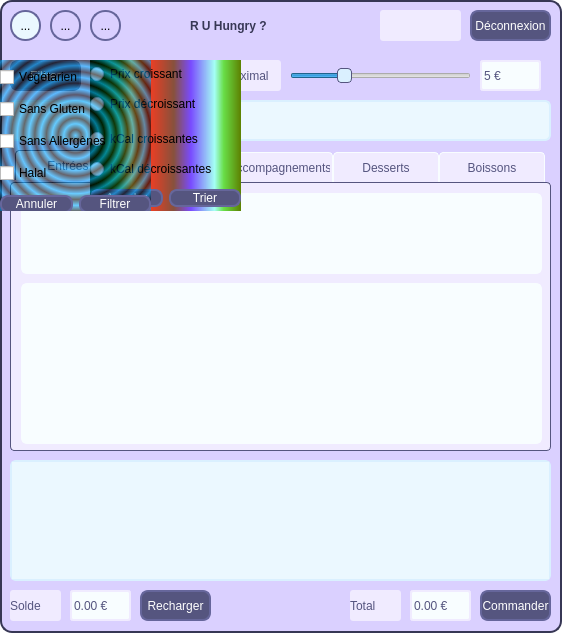
This is mainwindow.ui in GD-Github/R-U-Hungry- as Qt 5 draws it before an edit. The edited form follows.
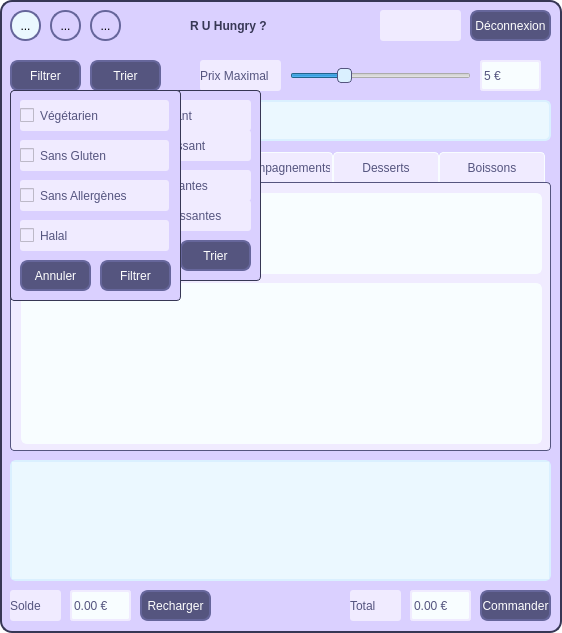
This is the edited form. Icons and pictures are not drawn.

Commit message: filter et sort menu

What changed in the file:
```diff
--- a/mainwindow.ui
+++ b/mainwindow.ui
@@ -524,6 +524,7 @@
 
 #commandScrollArea QWidget {
 	background-color: rgb(235, 248, 255);
+	qproperty-alignment: 'AlignVCenter | AlignLeft';
 }
 
 QTabWidget QScrollArea {
@@ -551,7 +552,7 @@
 	font: 63 8pt &quot;Segoe UI Semibold&quot;;
 }
 
-QLabel {
+QLabel, QRadioButton, QCheckBox {
 	background-color: rgb(240, 235, 255);
 	border-radius: 3px;
 	color: rgb(85, 85, 127);
@@ -620,6 +621,12 @@
 	color: rgb(255, 255, 255);
 	min-width: 70px;
 	min-height: 30px;
+}
+
+#sortMenu, #filterMenu {
+	background-color: rgb(218, 208, 255);
+	border: 1px solid rgb(55, 55, 85);
+	border-radius: 4px;
 }</string>
   </property>
   <widget class="QWidget" name="centralwidget">
@@ -1215,111 +1222,106 @@
     <property name="geometry">
      <rect>
       <x>90</x>
-      <y>60</y>
-      <width>151</width>
-      <height>151</height>
+      <y>90</y>
+      <width>171</width>
+      <height>191</height>
      </rect>
     </property>
     <property name="autoFillBackground">
      <bool>false</bool>
     </property>
     <property name="styleSheet">
-     <string notr="true">#sortMenu{
-background-color : qlineargradient(spread:pad, x1:0, y1:0, x2:1, y2:0, stop:0 rgba(9, 41, 4, 255), stop:0.085 rgba(2, 79, 0, 255), stop:0.19 rgba(50, 147, 22, 255), stop:0.275 rgba(236, 191, 49, 255), stop:0.39 rgba(243, 61, 34, 255), stop:0.555 rgba(135, 81, 60, 255), stop:0.667 rgba(121, 75, 255, 255), stop:0.825 rgba(164, 255, 244, 255), stop:0.885 rgba(104, 222, 71, 255), stop:1 rgba(93, 128, 0, 255))
-}</string>
+     <string notr="true"/>
     </property>
-    <widget class="QWidget" name="verticalLayoutWidget_2">
+    <widget class="QRadioButton" name="sortCalDBtn">
      <property name="geometry">
       <rect>
-       <x>0</x>
-       <y>0</y>
+       <x>10</x>
+       <y>110</y>
        <width>151</width>
-       <height>156</height>
+       <height>31</height>
       </rect>
      </property>
-     <layout class="QVBoxLayout" name="verticalLayout_2">
-      <item>
-       <widget class="QRadioButton" name="sortPriceCBtn">
-        <property name="autoFillBackground">
-         <bool>false</bool>
-        </property>
-        <property name="text">
-         <string>Prix croissant</string>
-        </property>
-       </widget>
-      </item>
-      <item>
-       <widget class="QRadioButton" name="sortPriceDBtn">
-        <property name="enabled">
-         <bool>true</bool>
-        </property>
-        <property name="text">
-         <string>Prix décroissant</string>
-        </property>
-       </widget>
-      </item>
-      <item>
-       <spacer name="verticalSpacer_2">
-        <property name="orientation">
-         <enum>Qt::Vertical</enum>
-        </property>
-        <property name="sizeType">
-         <enum>QSizePolicy::Fixed</enum>
-        </property>
-        <property name="sizeHint" stdset="0">
-         <size>
-          <width>20</width>
-          <height>5</height>
-         </size>
-        </property>
-       </spacer>
-      </item>
-      <item>
-       <widget class="QRadioButton" name="sortCalCBtn">
-        <property name="text">
-         <string>kCal croissantes</string>
-        </property>
-       </widget>
-      </item>
-      <item>
-       <widget class="QRadioButton" name="sortCalDBtn">
-        <property name="autoFillBackground">
-         <bool>false</bool>
-        </property>
-        <property name="text">
-         <string>kCal décroissantes</string>
-        </property>
-       </widget>
-      </item>
-      <item>
-       <layout class="QHBoxLayout" name="horizontalLayout_2">
-        <property name="spacing">
-         <number>6</number>
-        </property>
-        <item>
-         <widget class="QPushButton" name="dontSortBtn">
-          <property name="text">
-           <string>Annuler</string>
-          </property>
-         </widget>
-        </item>
-        <item>
-         <widget class="QPushButton" name="sortBtn_2">
-          <property name="enabled">
-           <bool>true</bool>
-          </property>
-          <property name="text">
-           <string>Trier</string>
-          </property>
-         </widget>
-        </item>
-       </layout>
-      </item>
-     </layout>
-     <zorder>sortPriceCBtn</zorder>
-     <zorder>sortPriceDBtn</zorder>
-     <zorder>sortCalDBtn</zorder>
-     <zorder>sortCalCBtn</zorder>
+     <property name="autoFillBackground">
+      <bool>false</bool>
+     </property>
+     <property name="text">
+      <string>kCal décroissantes</string>
+     </property>
+    </widget>
+    <widget class="QRadioButton" name="sortCalCBtn">
+     <property name="geometry">
+      <rect>
+       <x>10</x>
+       <y>80</y>
+       <width>151</width>
+       <height>31</height>
+      </rect>
+     </property>
+     <property name="text">
+      <string>kCal croissantes</string>
+     </property>
+    </widget>
+    <widget class="QRadioButton" name="sortPriceDBtn">
+     <property name="enabled">
+      <bool>true</bool>
+     </property>
+     <property name="geometry">
+      <rect>
+       <x>10</x>
+       <y>40</y>
+       <width>151</width>
+       <height>31</height>
+      </rect>
+     </property>
+     <property name="text">
+      <string>Prix décroissant</string>
+     </property>
+    </widget>
+    <widget class="QPushButton" name="sortBtn_2">
+     <property name="enabled">
+      <bool>true</bool>
+     </property>
+     <property name="geometry">
+      <rect>
+       <x>90</x>
+       <y>150</y>
+       <width>71</width>
+       <height>31</height>
+      </rect>
+     </property>
+     <property name="text">
+      <string>Trier</string>
+     </property>
+    </widget>
+    <widget class="QPushButton" name="dontSortBtn">
+     <property name="geometry">
+      <rect>
+       <x>10</x>
+       <y>150</y>
+       <width>71</width>
+       <height>31</height>
+      </rect>
+     </property>
+     <property name="text">
+      <string>Annuler</string>
+     </property>
+    </widget>
+    <widget class="QRadioButton" name="sortPriceCBtn">
+     <property name="geometry">
+      <rect>
+       <x>10</x>
+       <y>10</y>
+       <width>151</width>
+       <height>31</height>
+      </rect>
+     </property>
+     <property name="autoFillBackground">
+      <bool>false</bool>
+     </property>
+     <property name="text">
+      <string>Prix croissant</string>
+     </property>
     </widget>
    </widget>
    <widget class="QFrame" name="filterMenu">
@@ -1328,102 +1330,98 @@
     </property>
     <property name="geometry">
      <rect>
-      <x>0</x>
-      <y>60</y>
-      <width>151</width>
-      <height>151</height>
+      <x>10</x>
+      <y>90</y>
+      <width>171</width>
+      <height>211</height>
      </rect>
     </property>
     <property name="autoFillBackground">
      <bool>false</bool>
     </property>
     <property name="styleSheet">
-     <string notr="true">#filterMenu{
-background-color : qradialgradient(spread:repeat, cx:0.5, cy:0.5, radius:0.077, fx:0.5, fy:0.5, stop:0 rgba(0, 169, 255, 147), stop:0.497326 rgba(0, 0, 0, 147), stop:1 rgba(0, 169, 255, 147))
-}</string>
+     <string notr="true"/>
     </property>
-    <widget class="QWidget" name="verticalLayoutWidget_3">
+    <widget class="QCheckBox" name="halalBox">
      <property name="geometry">
       <rect>
-       <x>0</x>
-       <y>0</y>
-       <width>151</width>
-       <height>161</height>
+       <x>10</x>
+       <y>130</y>
+       <width>149</width>
+       <height>31</height>
       </rect>
      </property>
-     <layout class="QVBoxLayout" name="verticalLayout_3">
-      <item>
-       <spacer name="verticalSpacer">
-        <property name="orientation">
-         <enum>Qt::Vertical</enum>
-        </property>
-        <property name="sizeType">
-         <enum>QSizePolicy::Fixed</enum>
-        </property>
-        <property name="sizeHint" stdset="0">
-         <size>
-          <width>20</width>
-          <height>1</height>
-         </size>
-        </property>
-       </spacer>
-      </item>
-      <item>
-       <widget class="QCheckBox" name="vegetarianBox">
-        <property name="text">
-         <string>Végétarien</string>
-        </property>
-       </widget>
-      </item>
-      <item>
-       <widget class="QCheckBox" name="glutenFreeBox">
-        <property name="text">
-         <string>Sans Gluten</string>
-        </property>
-       </widget>
-      </item>
-      <item>
-       <widget class="QCheckBox" name="allergenFreeBox">
-        <property name="text">
-         <string>Sans Allergènes</string>
-        </property>
-       </widget>
-      </item>
-      <item>
-       <widget class="QCheckBox" name="halalBox">
-        <property name="text">
-         <string>Halal</string>
-        </property>
-       </widget>
-      </item>
-      <item>
-       <layout class="QHBoxLayout" name="horizontalLayout_3">
-        <property name="spacing">
-         <number>6</number>
-        </property>
-        <property name="sizeConstraint">
-         <enum>QLayout::SetDefaultConstraint</enum>
-        </property>
-        <item>
-         <widget class="QPushButton" name="dontFilterBtn">
-          <property name="text">
-           <string>Annuler</string>
-          </property>
-         </widget>
-        </item>
-        <item>
-         <widget class="QPushButton" name="filterBtn_2">
-          <property name="enabled">
-           <bool>true</bool>
-          </property>
-          <property name="text">
-           <string>Filtrer</string>
-          </property>
-         </widget>
-        </item>
-       </layout>
-      </item>
-     </layout>
+     <property name="text">
+      <string>Halal</string>
+     </property>
+    </widget>
+    <widget class="QCheckBox" name="allergenFreeBox">
+     <property name="geometry">
+      <rect>
+       <x>10</x>
+       <y>90</y>
+       <width>149</width>
+       <height>31</height>
+      </rect>
+     </property>
+     <property name="text">
+      <string>Sans Allergènes</string>
+     </property>
+    </widget>
+    <widget class="QCheckBox" name="glutenFreeBox">
+     <property name="geometry">
+      <rect>
+       <x>10</x>
+       <y>50</y>
+       <width>149</width>
+       <height>31</height>
+      </rect>
+     </property>
+     <property name="text">
+      <string>Sans Gluten</string>
+     </property>
+    </widget>
+    <widget class="QCheckBox" name="vegetarianBox">
+     <property name="geometry">
+      <rect>
+       <x>10</x>
+       <y>10</y>
+       <width>149</width>
+       <height>31</height>
+      </rect>
+     </property>
+     <property name="text">
+      <string>Végétarien</string>
+     </property>
+    </widget>
+    <widget class="QPushButton" name="dontFilterBtn">
+     <property name="geometry">
+      <rect>
+       <x>10</x>
+       <y>170</y>
+       <width>71</width>
+       <height>31</height>
+      </rect>
+     </property>
+     <property name="text">
+      <string>Annuler</string>
+     </property>
+    </widget>
+    <widget class="QPushButton" name="filterBtn_2">
+     <property name="enabled">
+      <bool>true</bool>
+     </property>
+     <property name="geometry">
+      <rect>
+       <x>90</x>
+       <y>170</y>
+       <width>71</width>
+       <height>31</height>
+      </rect>
+     </property>
+     <property name="text">
+      <string>Filtrer</string>
+     </property>
     </widget>
    </widget>
   </widget>
```
Left out of the diff: 1 changed line with no effect on the pictures. The commit also changes 4 other files.
